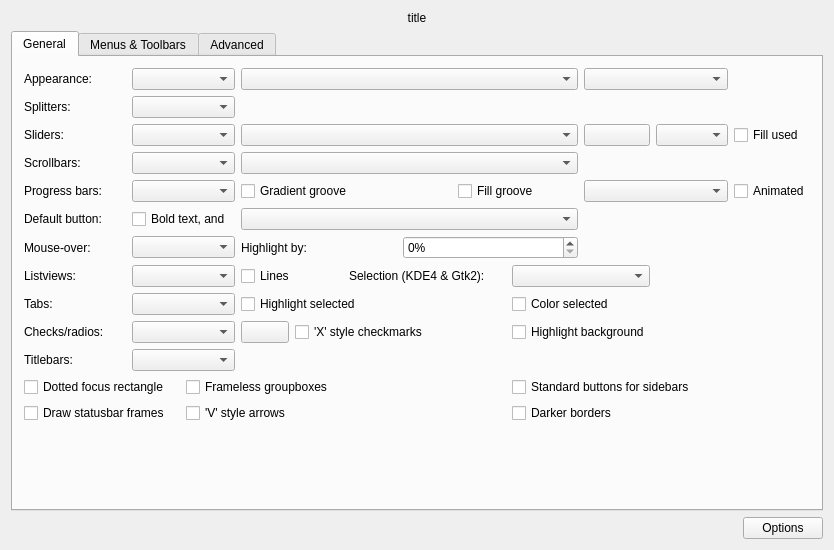
Qt form config/qtcurveconfigbase.ui (QtCurve/qtcurve) before a commit.
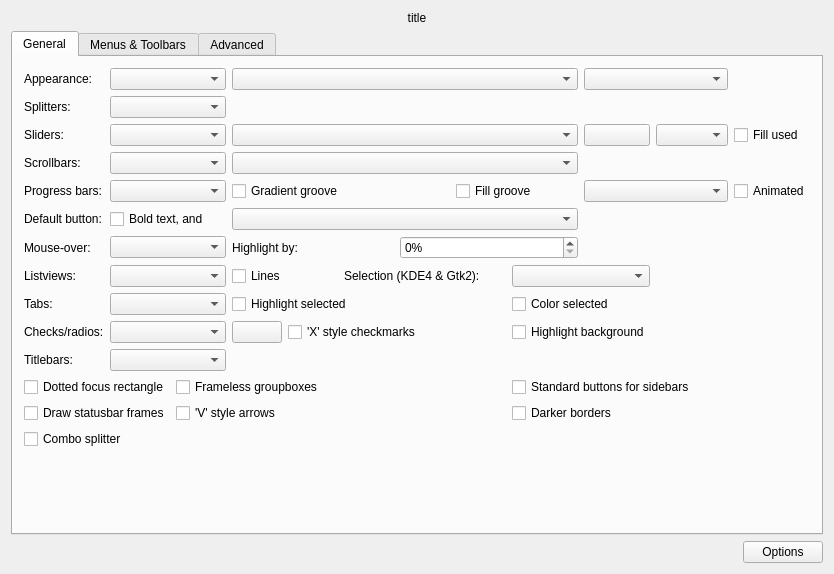
The same form after that commit. Custom widgets are drawn as their Qt base class.

Commit message: Fix border of non-rounded, selected tabs. Fix tab coloured mouse-over when not rounded. Option to display non-editable combo splitter.

Diff of the .ui file:
```diff
--- a/config/qtcurveconfigbase.ui
+++ b/config/qtcurveconfigbase.ui
@@ -6,7 +6,7 @@
     <x>0</x>
     <y>0</y>
     <width>834</width>
-    <height>550</height>
+    <height>574</height>
    </rect>
   </property>
   <property name="windowTitle" >
@@ -407,7 +407,14 @@
          </property>
         </widget>
        </item>
-       <item row="13" column="0" >
+       <item row="13" column="0" colspan="2" >
+        <widget class="QCheckBox" name="comboSplitter" >
+         <property name="text" >
+          <string>Combo splitter</string>
+         </property>
+        </widget>
+       </item>
+       <item row="14" column="0" >
         <spacer>
          <property name="orientation" >
           <enum>Qt::Vertical</enum>
@@ -417,8 +424,8 @@
          </property>
          <property name="sizeHint" >
           <size>
-           <width>102</width>
-           <height>21</height>
+           <width>76</width>
+           <height>20</height>
           </size>
          </property>
         </spacer>
```
Left out of the diff: 1 changed line with no effect on the pictures. The commit also changes 17 other files.
